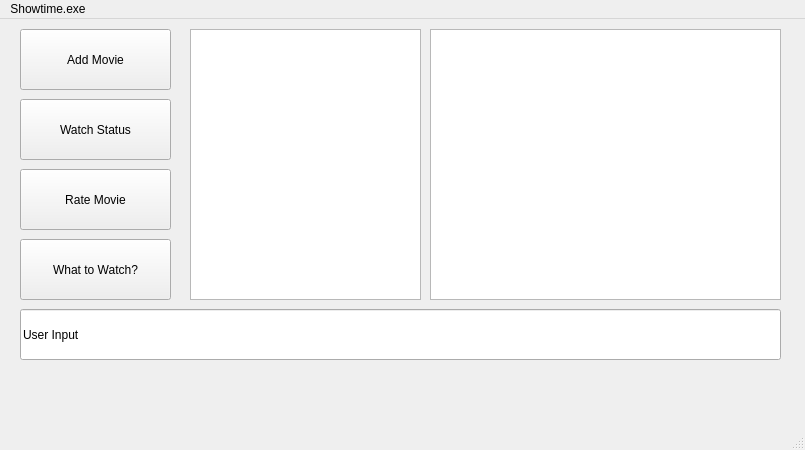
Qt form ui/mainwindow.ui (kevTheGecko/Showtime) before a commit.
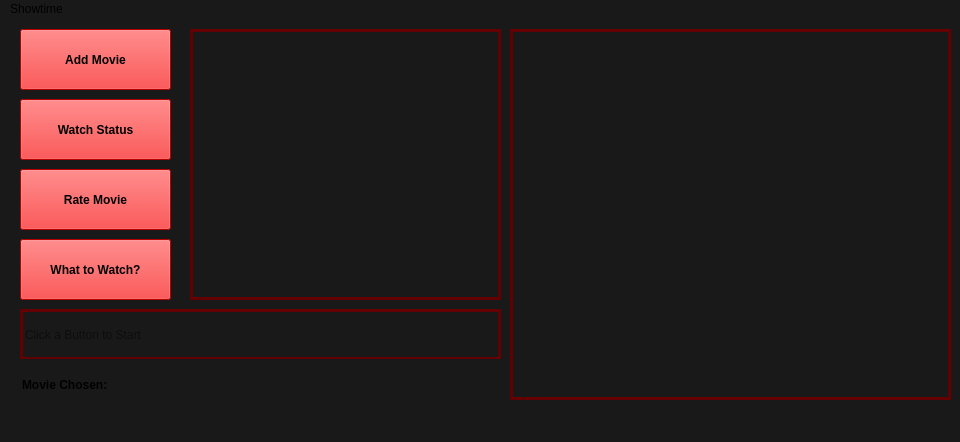
The same form after that commit.

Commit message: AddMovie Button Works, Prettier GUI Design

```diff
--- a/ui/mainwindow.ui
+++ b/ui/mainwindow.ui
@@ -6,15 +6,18 @@
    <rect>
     <x>0</x>
     <y>0</y>
-    <width>805</width>
-    <height>450</height>
+    <width>960</width>
+    <height>442</height>
    </rect>
   </property>
   <property name="windowTitle">
    <string>MainWindow</string>
   </property>
+  <property name="styleSheet">
+   <string notr="true">background-color: rgb(25, 25, 25);</string>
+  </property>
   <widget class="QWidget" name="centralwidget">
-   <widget class="QPushButton" name="btnWhatToWatch">
+   <widget class="QPushButton" name="btnWatchStatus">
     <property name="geometry">
      <rect>
       <x>20</x>
@@ -23,6 +26,15 @@
       <height>61</height>
      </rect>
     </property>
+    <property name="font">
+     <font>
+      <bold>true</bold>
+     </font>
+    </property>
+    <property name="styleSheet">
+     <string notr="true">background-color: rgb(255, 0, 0);
+color: rgb(0, 0, 0);</string>
+    </property>
     <property name="text">
      <string>Watch Status</string>
     </property>
@@ -36,6 +48,15 @@
       <height>61</height>
      </rect>
     </property>
+    <property name="font">
+     <font>
+      <bold>true</bold>
+     </font>
+    </property>
+    <property name="styleSheet">
+     <string notr="true">background-color: rgb(255, 0, 0);
+color: rgb(0, 0, 0);</string>
+    </property>
     <property name="text">
      <string>Rate Movie</string>
     </property>
@@ -45,46 +66,85 @@
      <rect>
       <x>20</x>
       <y>290</y>
-      <width>761</width>
+      <width>481</width>
       <height>51</height>
      </rect>
     </property>
-    <property name="text">
-     <string>User Input</string>
-    </property>
-   </widget>
-   <widget class="QLabel" name="label">
-    <property name="geometry">
-     <rect>
-      <x>20</x>
-      <y>340</y>
-      <width>751</width>
-      <height>51</height>
-     </rect>
+    <property name="styleSheet">
+     <string notr="true">border-width: 3px;
+border-style: solid;
+border-color: rgb(100, 0, 2);
+</string>
     </property>
     <property name="text">
      <string/>
     </property>
+    <property name="placeholderText">
+     <string>Click a Button to Start</string>
+    </property>
+   </widget>
+   <widget class="QLabel" name="movieResultOutput">
+    <property name="geometry">
+     <rect>
+      <x>20</x>
+      <y>340</y>
+      <width>931</width>
+      <height>51</height>
+     </rect>
+    </property>
+    <property name="font">
+     <font>
+      <bold>true</bold>
+     </font>
+    </property>
+    <property name="autoFillBackground">
+     <bool>false</bool>
+    </property>
+    <property name="text">
+     <string>Movie Chosen: </string>
+    </property>
+    <property name="indent">
+     <number>2</number>
+    </property>
    </widget>
    <widget class="QListWidget" name="listMovies">
     <property name="geometry">
      <rect>
       <x>190</x>
       <y>10</y>
-      <width>231</width>
+      <width>311</width>
       <height>271</height>
      </rect>
     </property>
+    <property name="styleSheet">
+     <string notr="true">border-width: 3px;
+border-style: solid;
+border-color: rgb(100, 0, 2);</string>
+    </property>
+    <property name="wordWrap">
+     <bool>true</bool>
+    </property>
    </widget>
    <widget class="QListWidget" name="errorOutput">
     <property name="geometry">
      <rect>
-      <x>430</x>
+      <x>510</x>
       <y>10</y>
-      <width>351</width>
-      <height>271</height>
+      <width>441</width>
+      <height>371</height>
      </rect>
     </property>
+    <property name="styleSheet">
+     <string notr="true">border-width: 3px;
+border-style: solid;
+border-color: rgb(100, 0, 2);</string>
+    </property>
+    <property name="isWrapping" stdset="0">
+     <bool>false</bool>
+    </property>
+    <property name="wordWrap">
+     <bool>true</bool>
+    </property>
    </widget>
    <widget class="QPushButton" name="btnAddMovie">
     <property name="geometry">
@@ -95,11 +155,23 @@
       <height>61</height>
      </rect>
     </property>
+    <property name="font">
+     <font>
+      <bold>true</bold>
+     </font>
+    </property>
+    <property name="styleSheet">
+     <string notr="true">background-color: rgb(255, 0, 0);
+color: rgb(0, 0, 0);</string>
+    </property>
     <property name="text">
      <string>Add Movie</string>
     </property>
+    <property name="flat">
+     <bool>false</bool>
+    </property>
    </widget>
-   <widget class="QPushButton" name="btnRateWatch_2">
+   <widget class="QPushButton" name="btnWhatToWatch">
     <property name="geometry">
      <rect>
       <x>20</x>
@@ -108,6 +180,15 @@
       <height>61</height>
      </rect>
     </property>
+    <property name="font">
+     <font>
+      <bold>true</bold>
+     </font>
+    </property>
+    <property name="styleSheet">
+     <string notr="true">background-color: rgb(255, 0, 0);
+color: rgb(0, 0, 0);</string>
+    </property>
     <property name="text">
      <string>What to Watch?</string>
     </property>
@@ -118,13 +199,13 @@
     <rect>
      <x>0</x>
      <y>0</y>
-     <width>805</width>
+     <width>960</width>
      <height>21</height>
     </rect>
    </property>
    <widget class="QMenu" name="menuShowtime_exe">
     <property name="title">
-     <string>Showtime.exe</string>
+     <string>Showtime</string>
     </property>
    </widget>
    <addaction name="menuShowtime_exe"/>
```
Left out of the diff: 2 changed lines with no effect on the pictures. The commit also changes 7 other files.
